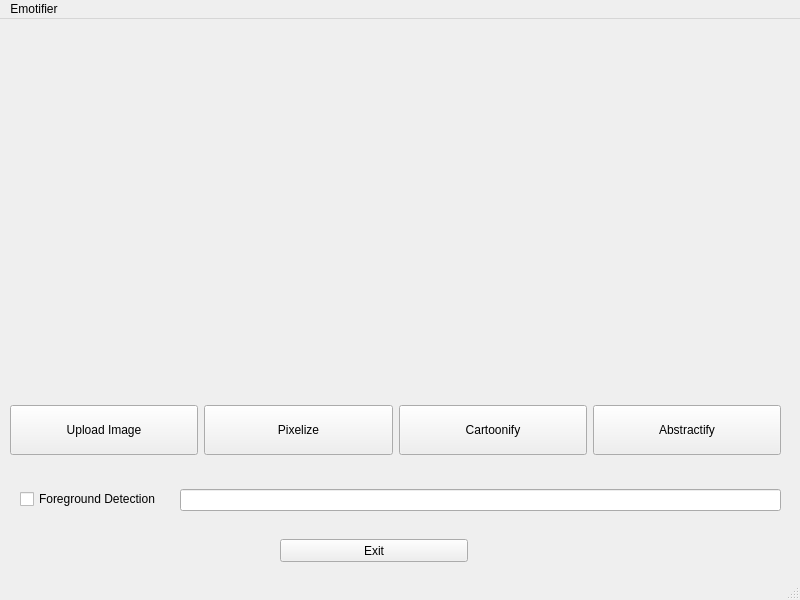
Above: ui/Emotifier.ui from ClarkG77/Emotifier before the change. Below: the same form after it.
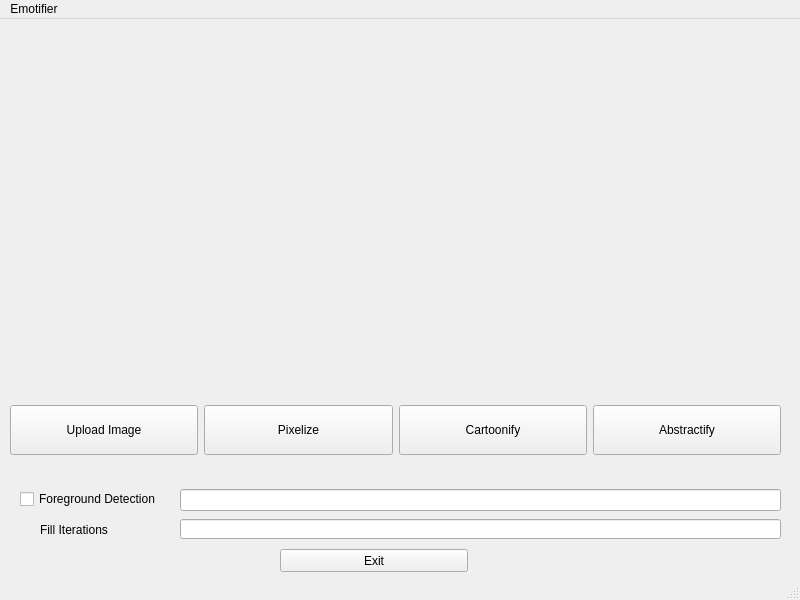
That is the form after the change.

```diff
--- a/ui/Emotifier.ui
+++ b/ui/Emotifier.ui
@@ -142,7 +142,7 @@
     <property name="geometry">
      <rect>
       <x>280</x>
-      <y>520</y>
+      <y>530</y>
       <width>188</width>
       <height>23</height>
      </rect>
@@ -190,6 +190,29 @@
      </rect>
     </property>
    </widget>
+   <widget class="QLabel" name="label">
+    <property name="geometry">
+     <rect>
+      <x>40</x>
+      <y>500</y>
+      <width>101</width>
+      <height>21</height>
+     </rect>
+    </property>
+    <property name="text">
+     <string>Fill Iterations</string>
+    </property>
+   </widget>
+   <widget class="QLineEdit" name="FillCount">
+    <property name="geometry">
+     <rect>
+      <x>180</x>
+      <y>500</y>
+      <width>601</width>
+      <height>20</height>
+     </rect>
+    </property>
+   </widget>
   </widget>
   <widget class="QMenuBar" name="menubar">
    <property name="geometry">
```
Left out of the diff: 2 changed lines with no effect on the pictures.
